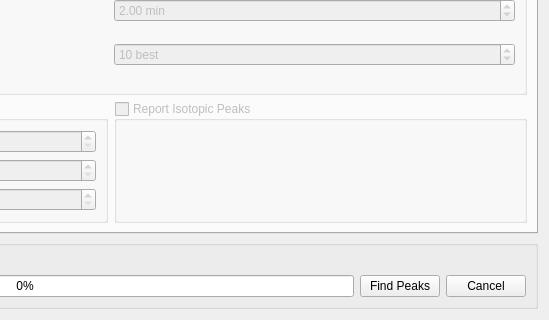
Before: the Qt Designer form mzroll/forms/peakdetectiondialog.ui in ElucidataInc/ElMaven, drawn with Qt 5; both pictures show x 327 to 876 and y 335 to 655 of the 876 by 655 pixel window.
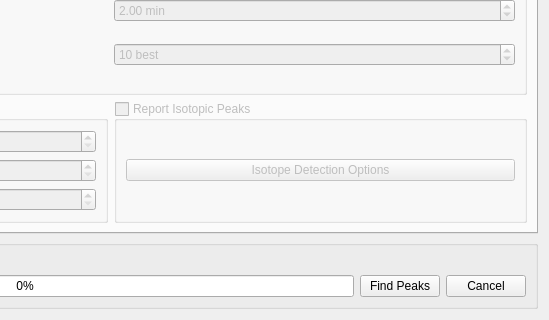
After: the same form once the commit is applied. The open tabs and pages were chosen to show the change.

Commit message:
Ftr: Button to set isotope options in peak detection dialog is added.
   - A button is added to change or see current isotope detection
     options under the "report isotopic peaks" checkbox in peak
     detection dialog.

What changed in the file:
```diff
--- a/mzroll/forms/peakdetectiondialog.ui
+++ b/mzroll/forms/peakdetectiondialog.ui
@@ -402,7 +402,15 @@
          <property name="checked">
           <bool>false</bool>
          </property>
-         <layout class="QVBoxLayout" name="verticalLayout_2"/>
+         <layout class="QVBoxLayout" name="verticalLayout_2">
+          <item>
+           <widget class="QPushButton" name="changeIsotopeOptions">
+            <property name="text">
+             <string>Isotope Detection Options</string>
+            </property>
+           </widget>
+          </item>
+         </layout>
         </widget>
        </item>
       </layout>
```
Left out of the diff: 6 changed lines with no effect on the pictures. The commit also changes 2 other files.
